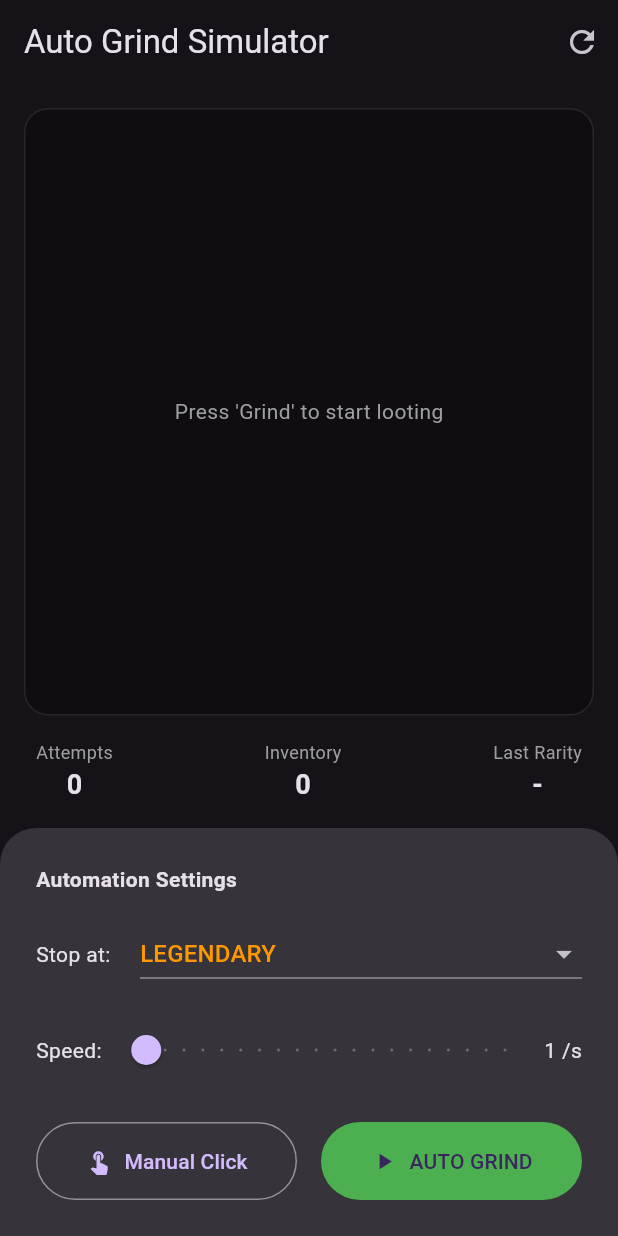
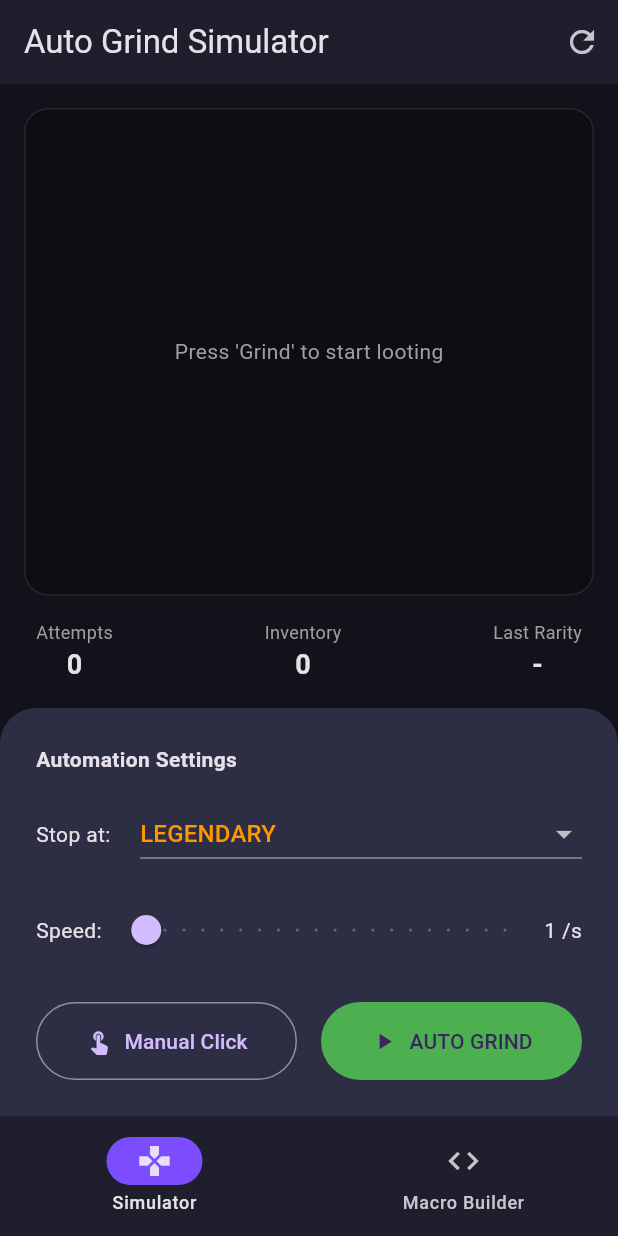
Before and after one commit to could-ai/019aea7d-b946-7dc2-8b04-3a71d5602754, a Flutter app: the screen it shows after launch, on a phone screen of 412 x 824 dp. Run offline on Flutter 3.47's test engine with Material 3 defaults, Android fonts, the phone set to English and light mode, and no system bars.

Commit message:
Created MacroBuilder screen for creating and exporting automation scripts. Includes support for key presses, delays, and image recognition placeholders.; Updated main.dart to include a bottom navigation bar for switching between the Grinding Simulator and the new Macro Builder tool. Updated theme for a more 'gamer' aesthetic.

```diff
--- a/usr/lib/main.dart
+++ b/usr/lib/main.dart
@@ -1,5 +1,6 @@
 import 'package:flutter/material.dart';
 import 'grinding_simulator.dart';
+import 'macro_builder.dart';
 
 void main() {
   runApp(const MyApp());
@@ -11,19 +12,73 @@ class MyApp extends StatelessWidget {
   @override
   Widget build(BuildContext context) {
     return MaterialApp(
-      title: 'Auto Grind Simulator',
+      title: 'Game Automation Tools',
       debugShowCheckedModeBanner: false,
       theme: ThemeData(
         colorScheme: ColorScheme.fromSeed(
           seedColor: Colors.deepPurple,
           brightness: Brightness.dark,
+          surface: const Color(0xFF1E1E2C),
+          surfaceContainerHighest: const Color(0xFF2D2D44),
         ),
         useMaterial3: true,
+        scaffoldBackgroundColor: const Color(0xFF12121A),
+        appBarTheme: const AppBarTheme(
+          backgroundColor: Color(0xFF1E1E2C),
+          elevation: 0,
+        ),
+        cardTheme: CardTheme(
+          color: const Color(0xFF2D2D44),
+          elevation: 4,
+          shape: RoundedRectangleBorder(borderRadius: BorderRadius.circular(12)),
+        ),
       ),
       initialRoute: '/',
       routes: {
-        '/': (context) => const GrindingSimulator(),
+        '/': (context) => const HomeScreen(),
       },
     );
   }
 }
+
+class HomeScreen extends StatefulWidget {
+  const HomeScreen({super.key});
+
+  @override
+  State<HomeScreen> createState() => _HomeScreenState();
+}
+
+class _HomeScreenState extends State<HomeScreen> {
+  int _currentIndex = 0;
+
+  final List<Widget> _screens = [
+    const GrindingSimulator(),
+    const MacroBuilder(),
+  ];
+
+  @override
+  Widget build(BuildContext context) {
+    return Scaffold(
+      body: IndexedStack(
+        index: _currentIndex,
+        children: _screens,
+      ),
+      bottomNavigationBar: NavigationBar(
+        selectedIndex: _currentIndex,
+        onDestinationSelected: (index) => setState(() => _currentIndex = index),
+        backgroundColor: const Color(0xFF1E1E2C),
+        indicatorColor: Colors.deepPurpleAccent,
+        destinations: const [
+          NavigationDestination(
+            icon: Icon(Icons.games),
+            label: 'Simulator',
+          ),
+          NavigationDestination(
+            icon: Icon(Icons.code),
+            label: 'Macro Builder',
+          ),
+        ],
+      ),
+    );
+  }
+}
```
Also changed, not shown: usr/lib/macro_builder.dart (added, +408 -0 lines).
